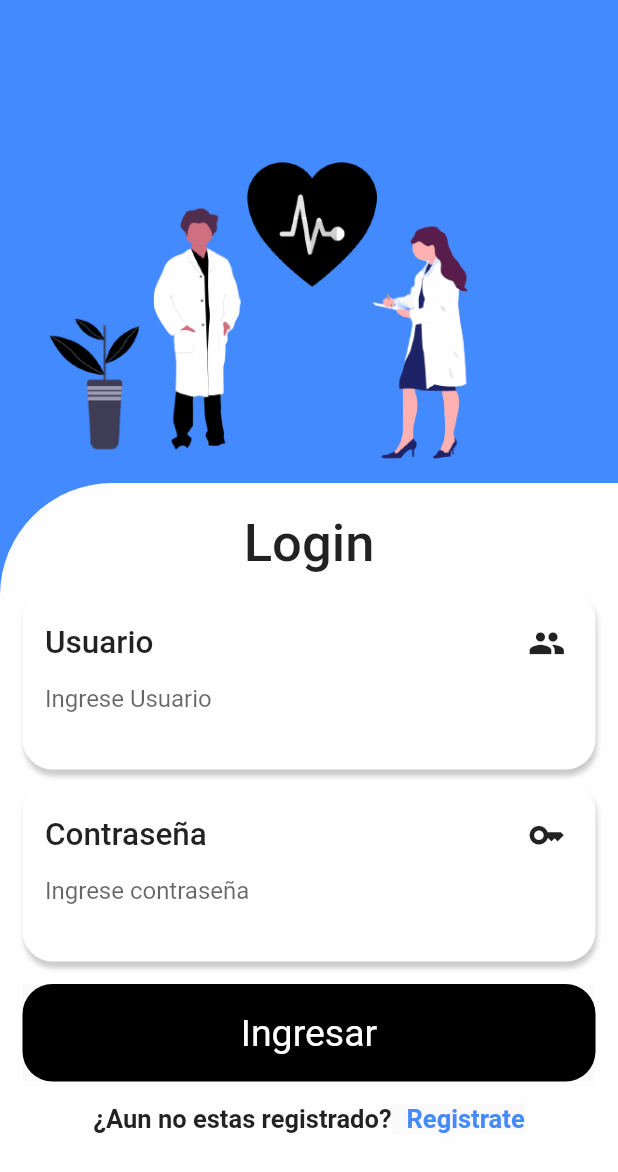
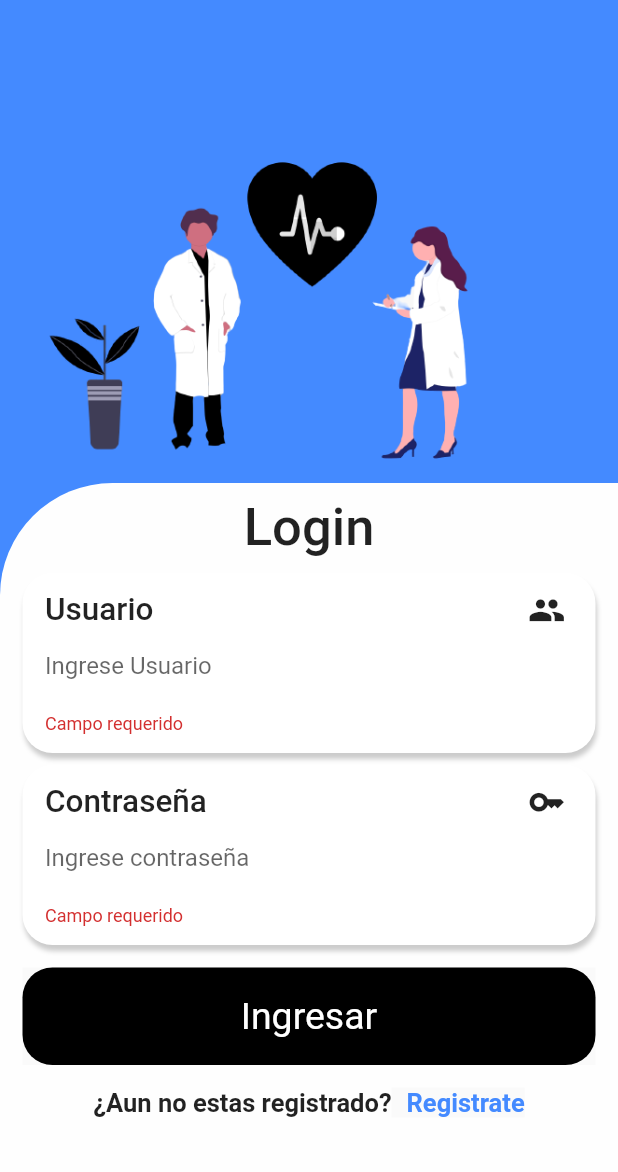
Before and after one commit to Franklin20-13/appmedi, a Flutter app: the screen it shows after launch, after a tap on "Ingresar", on a phone screen of 412 x 824 dp. Shown: the top 1172 px of the screen. Run offline on Flutter 3.47's test engine with Material 2 defaults, Android fonts, the phone set to English and light mode, and no system bars; our stand-ins replace auto_route, cloud_firestore, dartz, equatable, firebase_core, flutter_bloc and 4 more; accounts and stored records are empty.

Commit message:
login  completed  ui  and function

```diff
--- a/lib/core/helpers/provider_helper.dart
+++ b/lib/core/helpers/provider_helper.dart
@@ -14,7 +14,7 @@ class BlocProviderHelper {
       create: (_) => getIt<LoginBloc>(),
     ),
     BlocProvider<SessionBloc>(
-      create: (_) => getIt<SessionBloc>(),
+      create: (_) => getIt<SessionBloc>()..add(CheckedSession()),
     ),
   ];
 }
--- a/lib/features/authentication/presentation/views/login_app.dart
+++ b/lib/features/authentication/presentation/views/login_app.dart
@@ -1,8 +1,13 @@
-import 'package:app_medi/routes/router.gr.dart';
+import 'package:app_medi/features/authentication/presentation/bloc/session/session_bloc.dart';
 import 'package:app_medi/shared/my_assets.dart';
 import 'package:app_medi/shared/values/values.dart';
 import 'package:auto_route/auto_route.dart';
 import 'package:flutter/material.dart';
+import 'package:flutter_bloc/flutter_bloc.dart';
+
+import '../../../../routes/router.gr.dart';
+import '../../../home/presentation/views/home.dart' ;
+import '../bloc/login/login_bloc.dart';
 
 @RoutePage()
 class LoginView extends StatefulWidget {
@@ -13,18 +18,45 @@ class LoginView extends StatefulWidget {
 }
 
 class _LoginViewState extends State<LoginView> {
+  final GlobalKey<FormState> _formKey = GlobalKey();
   late TextEditingController _userController;
   late TextEditingController _passwordController;
+  late LoginBloc loginBloc;
   @override
   void initState() {
     _userController = TextEditingController(text: '');
     _passwordController = TextEditingController(text: '');
+    loginBloc = context.read<LoginBloc>();
     super.initState();
   }
 
   @override
   Widget build(BuildContext context) {
     final size = MediaQuery.of(context).size;
+    return MultiBlocListener(
+      listeners: [
+        BlocListener<LoginBloc, LoginState>(listener: (context, state) {
+          if (state is LoggedIn) {}
+          if (state is LoginFail) {
+            showInSnackBar(context, state.error, color: Colors.red);
+          }
+          if (state is Successfully) {
+            BlocProvider.of<SessionBloc>(context).add(LoggedIn(state.user));
+          }
+        })
+      ],
+      child: BlocBuilder<SessionBloc, SessionState>(
+        builder: (context, state) {
+          if (state is Authenticated) {
+            return const HomeView();
+          }
+          return loginViewWidget(size, context);
+        },
+      ),
+    );
+  }
+
+  Scaffold loginViewWidget(Size size, BuildContext context) {
     return Scaffold(
       backgroundColor: Colors.blueAccent,
       body: Stack(
@@ -49,6 +81,8 @@ class _LoginViewState extends State<LoginView> {
                   topLeft: Radius.circular(75),
                 ),
               ),
+              child: Form(
+                key: _formKey,
                 child: ListView(
                   children: [
                     Center(
@@ -58,23 +92,31 @@ class _LoginViewState extends State<LoginView> {
                           fontSize: 35,
                           fontWeight: FontWeight.w500,
                         ),
-                    ).paddingTop(20),
+                      ).paddingTop(9),
                     ),
                     inputWidgetCard(
                             label: 'Usuario',
                             icon: Icons.people,
                             controller: _userController,
                             hintText: 'Ingrese Usuario',
-                  ).paddingTop(10),
+                            isRequired: true)
+                        .paddingTop(10),
                     inputWidgetCard(
                             label: 'Contraseña',
                             icon: Icons.key_outlined,
                             controller: _passwordController,
                             hintText: 'Ingrese contraseña',
-                  ).paddingTop(8),
+                            isRequired: true,
+                            obscureText: true)
+                        .paddingTop(8),
                     buttonWidgetApp(
                       label: 'Ingresar',
-                    onTap: () {},
+                      onTap: () {
+                        if (_formKey.currentState!.validate()) {
+                          loginBloc.add(LoginUser(
+                              _userController.text, _passwordController.text));
+                        }
+                      },
                     ).paddingOnly(
                       top: 15,
                       bottom: 15,
@@ -91,7 +133,7 @@ class _LoginViewState extends State<LoginView> {
                         ),
                         Material(
                           child: InkWell(
-                          onTap: (){
+                            onTap: () {
                               context.router.push(const RegisterView());
                             },
                             child: const Text(
@@ -109,6 +151,7 @@ class _LoginViewState extends State<LoginView> {
                   ],
                 ).paddingOnly(left: 15, right: 15),
               ),
+            ),
           )
         ],
       ),
--- a/lib/features/authentication/presentation/views/register_app.dart
+++ b/lib/features/authentication/presentation/views/register_app.dart
@@ -112,12 +112,14 @@ class _RegisterViewState extends State<RegisterView> {
                           icon: Icons.key_rounded,
                           controller: _passwordController,
                           hintText: 'Ingrese Contraseña',
+                          obscureText: true
                         ).paddingTop(7),
                         inputWidgetCard(
                           label: 'Confirmar Contraseña',
                           icon: Icons.key_rounded,
                           controller: _comfirmPasswordController,
                           hintText: 'Repita la contraseña',
+                          obscureText: true
                         ).paddingTop(7),
                         buttonWidgetApp(
                           label: 'Ingresar',
--- a/lib/features/authentication/repository/user_repository.dart
+++ b/lib/features/authentication/repository/user_repository.dart
@@ -17,8 +17,8 @@ class UserRepository implements IUserRepository {
       if(getUser.docs.isEmpty){
         return left(const  ServerFailure('el usuario no existe'));
       }
-      final userDocs = getUser.docs.first.data();
-      final model = UserEntity.fromJson(userDocs as Map<String, dynamic>);
+      final userDocs = getUser.docs.first;
+      final model = UserEntity.fromJson(userDocs.data() as Map<String, dynamic>, id: userDocs.id);
       return right(model);
     } catch (e) {
       return const Left(ServerFailure(""));
--- a/lib/features/home/presentation/views/home.dart
+++ b/lib/features/home/presentation/views/home.dart
@@ -1,10 +1,8 @@
-import 'package:auto_route/auto_route.dart';
 import 'package:flutter/material.dart';
 import 'package:flutter_bloc/flutter_bloc.dart';
 
 import '../bloc/people/people_bloc.dart';
 
-@RoutePage()
 class HomeView extends StatefulWidget {
   const HomeView({super.key});
 
--- a/lib/routes/router.dart
+++ b/lib/routes/router.dart
@@ -7,6 +7,5 @@ class AppRouter extends $AppRouter {
   List<AutoRoute> get routes => [
         AutoRoute(page: LoginView.page, initial: true, path: '/login'),
         AutoRoute(page: RegisterView.page,path: '/Register'),
-        AutoRoute(page: HomeView.page, path: '/home')
       ];
 }
--- a/lib/shared/values/widgets_complements.dart
+++ b/lib/shared/values/widgets_complements.dart
@@ -224,11 +224,17 @@ Widget textInput(
   );
 }
 
-Container inputWidgetCard(
-    {required String label,
+Container inputWidgetCard({
+  required String label,
   required icon,
   required TextEditingController controller,
-    required String hintText}) {
+  required String hintText,
+  bool isRequired = false,
+  bool isMultiEmail = false,
+  bool enabled = true,
+  bool obscureText = false,
+  TextInputType inputType = TextInputType.text,
+}) {
   return Container(
     width: double.infinity,
     height: 120,
@@ -264,23 +270,53 @@ Container inputWidgetCard(
           ],
         ),
         TextFormField(
+            controller: controller,
+            enabled: enabled,
+            obscureText: obscureText,
             decoration: InputDecoration(
               border: InputBorder.none,
               hintText: hintText,
             ),
-        ).paddingOnly(left: 15, right: 15)
+            validator: (value) {
+              if (!isRequired) {
+                return null;
+              }
+
+              if (value != null && value.trim().length < 3) {
+                return 'Campo requerido';
+              }
+              if (inputType == TextInputType.emailAddress) {
+                if (isMultiEmail) {
+                  final res = value!.split(";");
+                  bool isError = false;
+                  for (final item in res) {
+                    if (!FuntionsApp().isEmailValid(item)) {
+                      isError = true;
+                      break;
+                    }
+                  }
+                  if (isError) {
+                    return 'Ingrese un email valido';
+                  }
+                  return null;
+                }
+                if (!FuntionsApp().isEmailValid(value!)) {
+                  return 'Ingrese un email valido';
+                }
+              }
+              return null;
+            }).paddingOnly(left: 15, right: 15)
       ],
     ),
   );
 }
 
-Material buttonWidgetApp({
-  required String label,
+Material buttonWidgetApp(
+    {required String label,
     double fontSize = 25,
     Color color = Colors.black,
     Color labelColor = Colors.white,
-  required VoidCallback onTap
-}) {
+    required VoidCallback onTap}) {
   return Material(
     child: InkWell(
       onTap: onTap,
```
Also changed, not shown: lib/features/authentication/domain/entities/user.dart (+7 -6 lines), lib/routes/router.gr.dart. Lines whose indentation alone changed are shown as unchanged.
